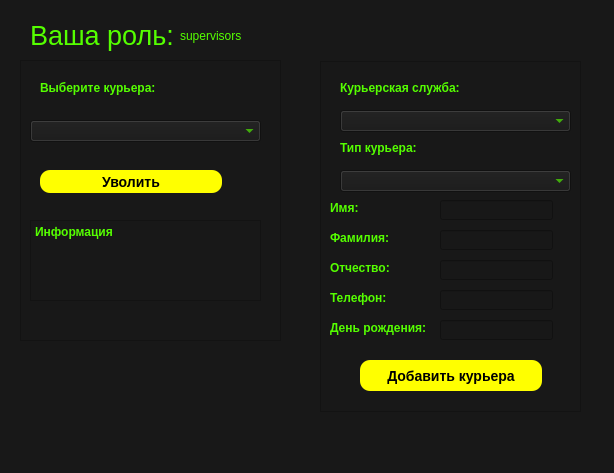
Qt form supervisors.ui (dmsrgv/dbprogram) before a commit.
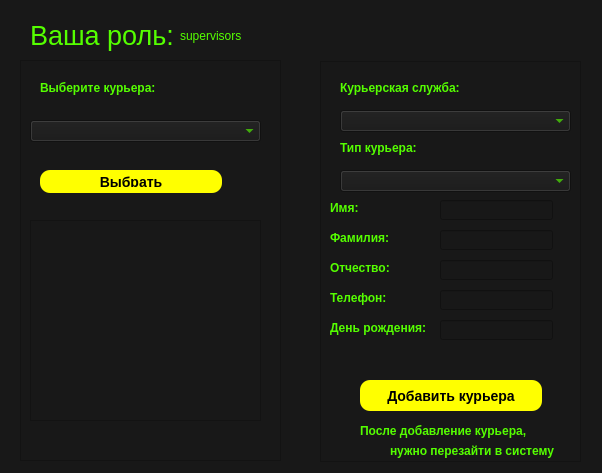
The same form after that commit.

Commit message: Окно супервайзера (доделано)

```diff
--- a/supervisors.ui
+++ b/supervisors.ui
@@ -6,7 +6,7 @@
    <rect>
     <x>0</x>
     <y>0</y>
-    <width>614</width>
+    <width>602</width>
     <height>473</height>
    </rect>
   </property>
@@ -95,7 +95,7 @@
 QPushButton::pressed{background-color: rgb(181, 181, 0)}</string>
    </property>
    <property name="text">
-    <string>Уволить</string>
+    <string>Выбрать</string>
    </property>
   </widget>
   <widget class="QPlainTextEdit" name="plainTextEdit">
@@ -104,7 +104,7 @@
      <x>30</x>
      <y>220</y>
      <width>231</width>
-     <height>81</height>
+     <height>201</height>
     </rect>
    </property>
    <property name="styleSheet">
@@ -115,7 +115,7 @@
     <bool>true</bool>
    </property>
    <property name="plainText">
-    <string>Информация</string>
+    <string/>
    </property>
   </widget>
   <widget class="QLabel" name="label">
@@ -140,7 +140,7 @@
    <property name="geometry">
     <rect>
      <x>360</x>
-     <y>360</y>
+     <y>380</y>
      <width>182</width>
      <height>31</height>
     </rect>
@@ -180,7 +180,7 @@
      <x>320</x>
      <y>61</y>
      <width>261</width>
-     <height>351</height>
+     <height>401</height>
     </rect>
    </property>
   </widget>
@@ -190,7 +190,7 @@
      <x>20</x>
      <y>60</y>
      <width>261</width>
-     <height>281</height>
+     <height>401</height>
     </rect>
    </property>
   </widget>
@@ -397,6 +397,40 @@
     <string>День рождения:</string>
    </property>
   </widget>
+  <widget class="QLabel" name="label_11">
+   <property name="geometry">
+    <rect>
+     <x>360</x>
+     <y>420</y>
+     <width>211</width>
+     <height>21</height>
+    </rect>
+   </property>
+   <property name="styleSheet">
+    <string notr="true">QLabel {color: rgb(85, 255, 0);
+			 font: bold;			}</string>
+   </property>
+   <property name="text">
+    <string>После добавление курьера,</string>
+   </property>
+  </widget>
+  <widget class="QLabel" name="label_12">
+   <property name="geometry">
+    <rect>
+     <x>390</x>
+     <y>440</y>
+     <width>181</width>
+     <height>21</height>
+    </rect>
+   </property>
+   <property name="styleSheet">
+    <string notr="true">QLabel {color: rgb(85, 255, 0);
+			 font: bold;			}</string>
+   </property>
+   <property name="text">
+    <string>нужно перезайти в систему</string>
+   </property>
+  </widget>
   <zorder>graphicsView_2</zorder>
   <zorder>graphicsView</zorder>
   <zorder>label_2</zorder>
@@ -420,6 +454,8 @@
   <zorder>label_8</zorder>
   <zorder>label_9</zorder>
   <zorder>label_10</zorder>
+  <zorder>label_11</zorder>
+  <zorder>label_12</zorder>
  </widget>
  <resources/>
  <connections/>
```
The commit also changes 2 other files.
